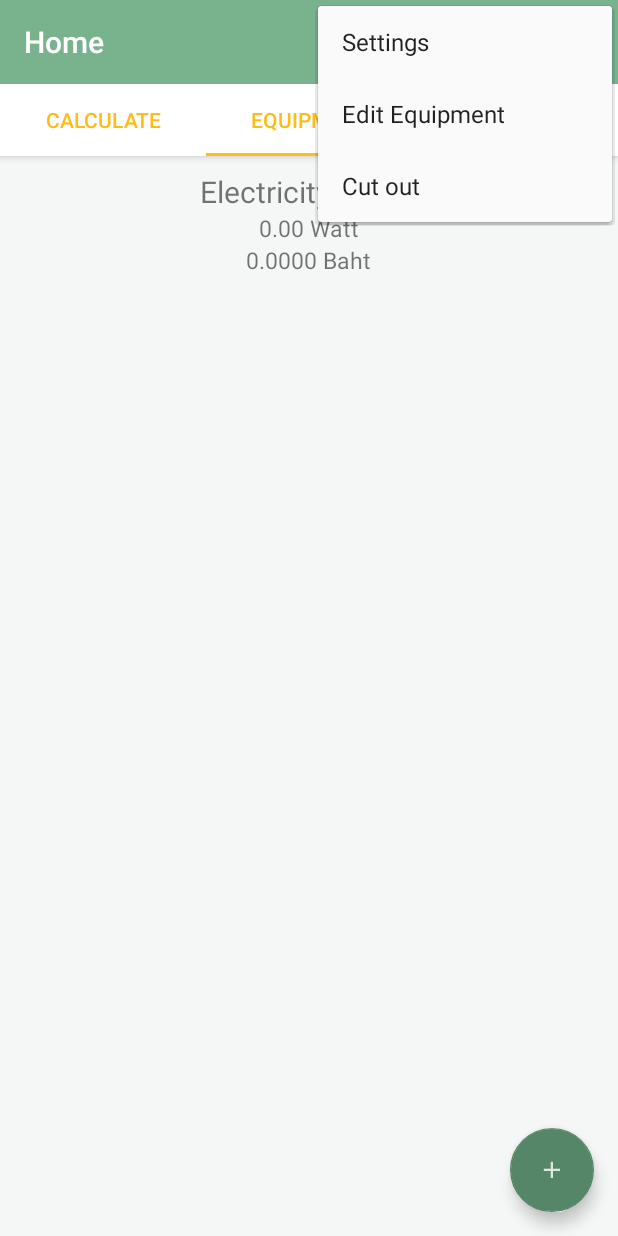
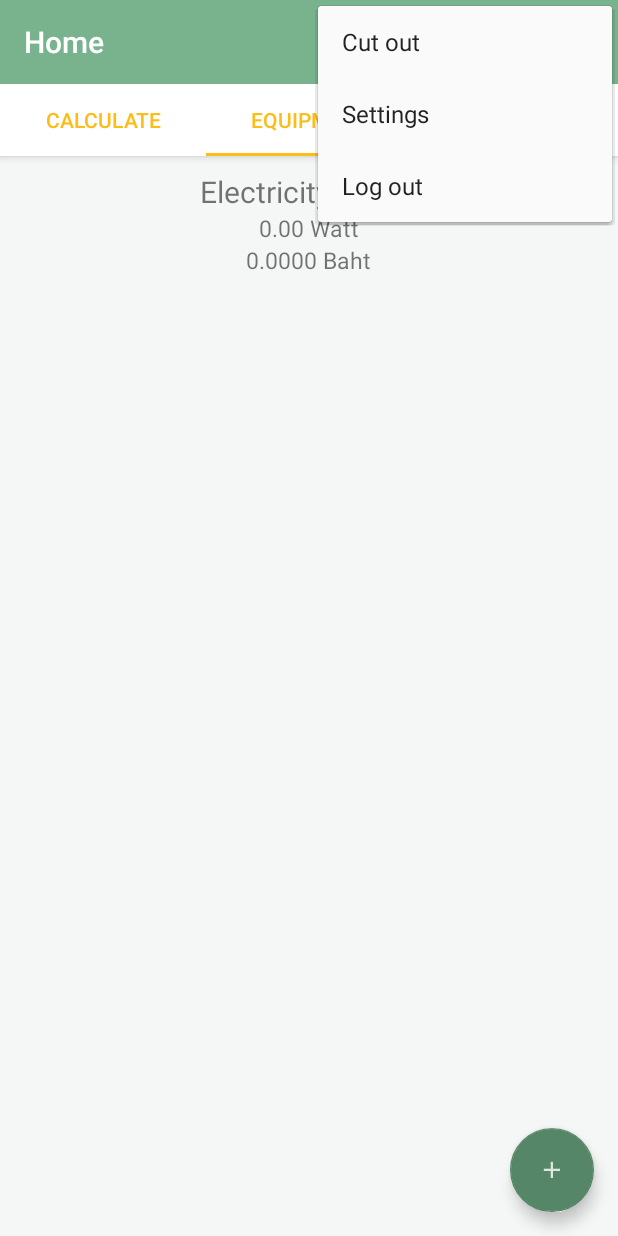
Before and after one commit to SkipperXZ/real-time-electricity-bill-calculation, an Android app: the screen it shows after launch once a user with an empty profile is signed in (HomeActivity), with the options menu open, on a phone screen of 412 x 824 dp. Run offline under Robolectric (Android 15) with nearby library versions, the phone set to English and light mode, and no system bars; our stand-ins replace Firebase (no records; nobody signed in at launch, a user with empty details on screens opened directly); libraries missing offline, so code that uses them is left out: com.github.mikephil.charting; 23 statements that could not run were skipped.

Commit message:
log out 3 รอบละจ้า

```diff
--- a/Home_GN/app/src/main/res/menu/menu_home.xml
+++ b/Home_GN/app/src/main/res/menu/menu_home.xml
@@ -2,21 +2,20 @@
     xmlns:app="http://schemas.android.com/apk/res-auto"
     xmlns:tools="http://schemas.android.com/tools"
     tools:context="com.example.a59011178.home.HomeActivity">
+    <item
+        android:id="@+id/action_cut_out"
+        android:orderInCategory="100"
+        android:title="Cut out"
+        app:showAsAction="never" />
     <item
         android:id="@+id/action_settings"
         android:orderInCategory="100"
         android:title="@string/action_settings"
         app:showAsAction="never" />
     <item
-        android:id="@+id/action_Edit_Equip"
+        android:id="@+id/action_Log_out"
         android:orderInCategory="100"
-        android:title="Edit Equipment"
-        app:showAsAction="never" />
-
-    <item
-        android:id="@+id/action_cut_out"
-        android:orderInCategory="100"
-        android:title="Cut out"
+        android:title="Log out"
         app:showAsAction="never" />
 
 </menu>
```
Also changed, not shown: Home_GN/app/src/main/java/com/example/a59011178/home/HomeActivity.java (+11 -2 lines).
